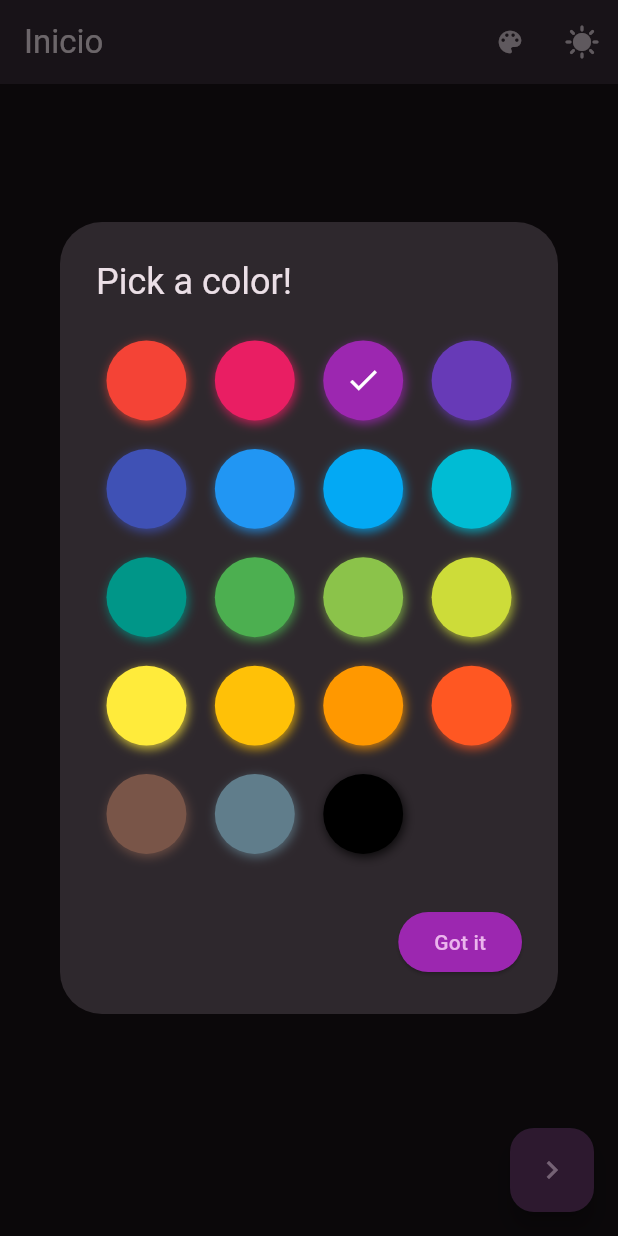
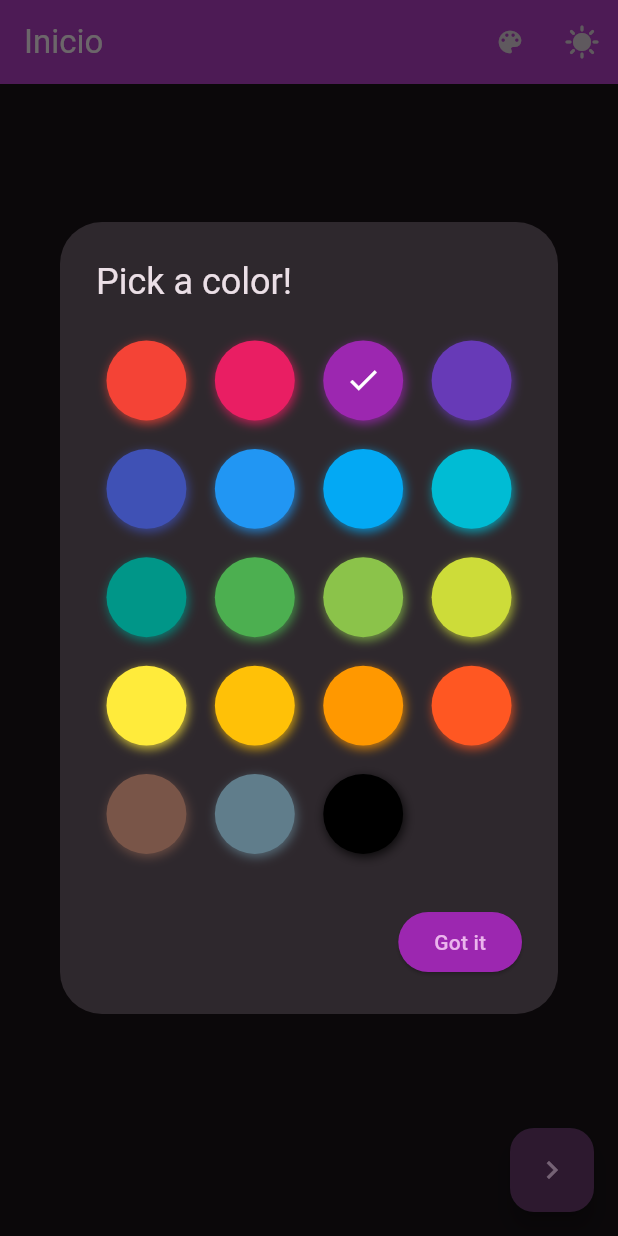
Before and after one commit to kei-kusanagi/init, a Flutter app: the screen it shows after launch, after a tap on the "color lens" icon, on a phone screen of 412 x 824 dp. Run offline on Flutter 3.47's test engine with Material 2 defaults, Android fonts, the light colour scheme and no system bars; drawn by our look-alikes of flutter_colorpicker.

Commit message:
fix "ThemeModel:setState() called during build" error

```diff
--- a/lib/screens/home_screen.dart
+++ b/lib/screens/home_screen.dart
@@ -12,20 +12,16 @@ class HomeScreen extends StatefulWidget {
 
 class _HomeScreenState extends State<HomeScreen> {
   void toggleDarkMode() {
-    bool _isDark = Provider.of<ThemeModel>(context, listen: false).isDark;
-
     setState(() {
-      _isDark = !_isDark;
-      Provider.of<ThemeModel>(context, listen: false).isDark = _isDark;
+      final themeModel = Provider.of<ThemeModel>(context, listen: false);
+      themeModel.isDark = !themeModel.isDark;
     });
   }
 
   @override
   Widget build(BuildContext context) {
-    Color pickerColor =
-        Provider.of<ThemeModel>(context, listen: false).colorTheme;
-    Color currentColor =
-        Provider.of<ThemeModel>(context, listen: false).colorTheme;
+    final themeModel = Provider.of<ThemeModel>(context, listen: false);
+    Color pickerColor = themeModel.colorTheme;
 
     void changeColor(Color color) {
       setState(() => pickerColor = color);
@@ -33,6 +29,7 @@ class _HomeScreenState extends State<HomeScreen> {
 
     return Scaffold(
       appBar: AppBar(
+        backgroundColor: pickerColor,
         title: const Text('Inicio'),
         actions: [
           IconButton(
@@ -53,15 +50,13 @@ class _HomeScreenState extends State<HomeScreen> {
                       ElevatedButton(
                         child: const Text('Got it'),
                         onPressed: () {
-                          setState(() => currentColor = pickerColor);
-                          Provider.of<ThemeModel>(context, listen: false)
-                              .colorTheme = pickerColor;
-
+                          setState(() {
+                            themeModel.colorTheme = pickerColor;
+                          });
                           Navigator.of(context).pop();
                         },
                         style: ElevatedButton.styleFrom(
-                          backgroundColor:
-                              Provider.of<ThemeModel>(context).colorTheme,
+                          backgroundColor: pickerColor,
                         ),
                       ),
                     ],
@@ -72,14 +67,9 @@ class _HomeScreenState extends State<HomeScreen> {
             icon: Icon(Icons.color_lens),
           ),
           IconButton(
-            icon: Provider.of<ThemeModel>(context, listen: false).isDark
-                ? Icon(Icons.sunny)
-                : Icon(Icons.nights_stay),
-            onPressed: () {
-              setState(() {
-                toggleDarkMode();
-              });
-            },
+            icon:
+                themeModel.isDark ? Icon(Icons.sunny) : Icon(Icons.nights_stay),
+            onPressed: toggleDarkMode,
           ),
         ],
       ),
```
Also changed, not shown: pubspec.yaml (+1 -64 lines).
